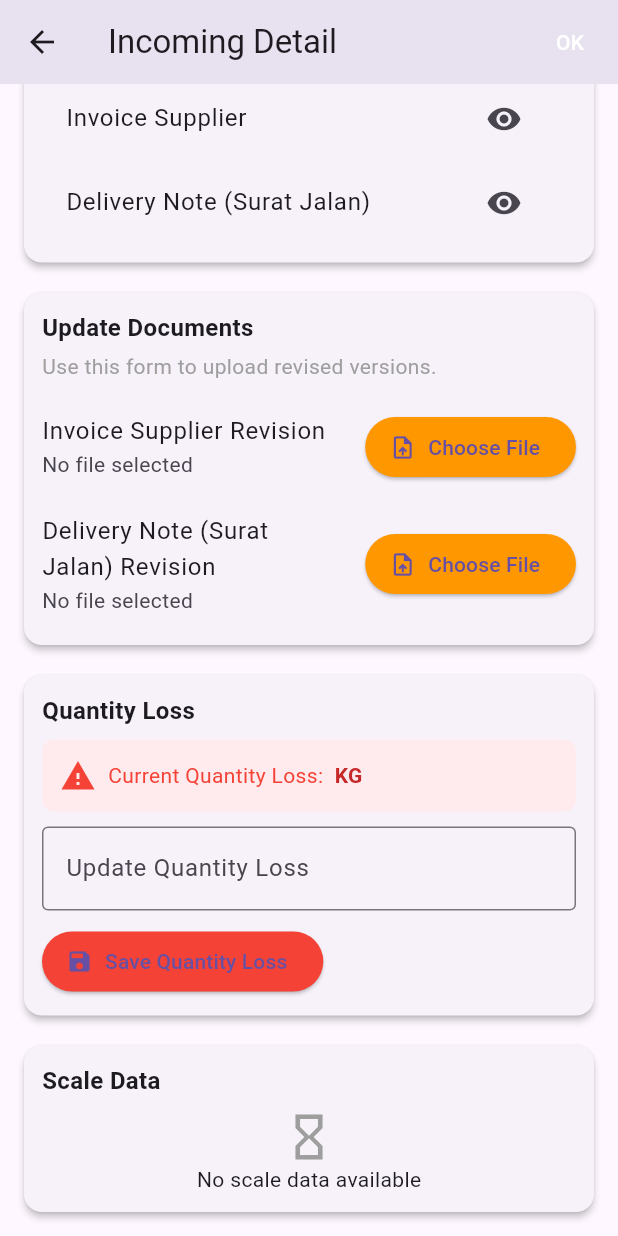
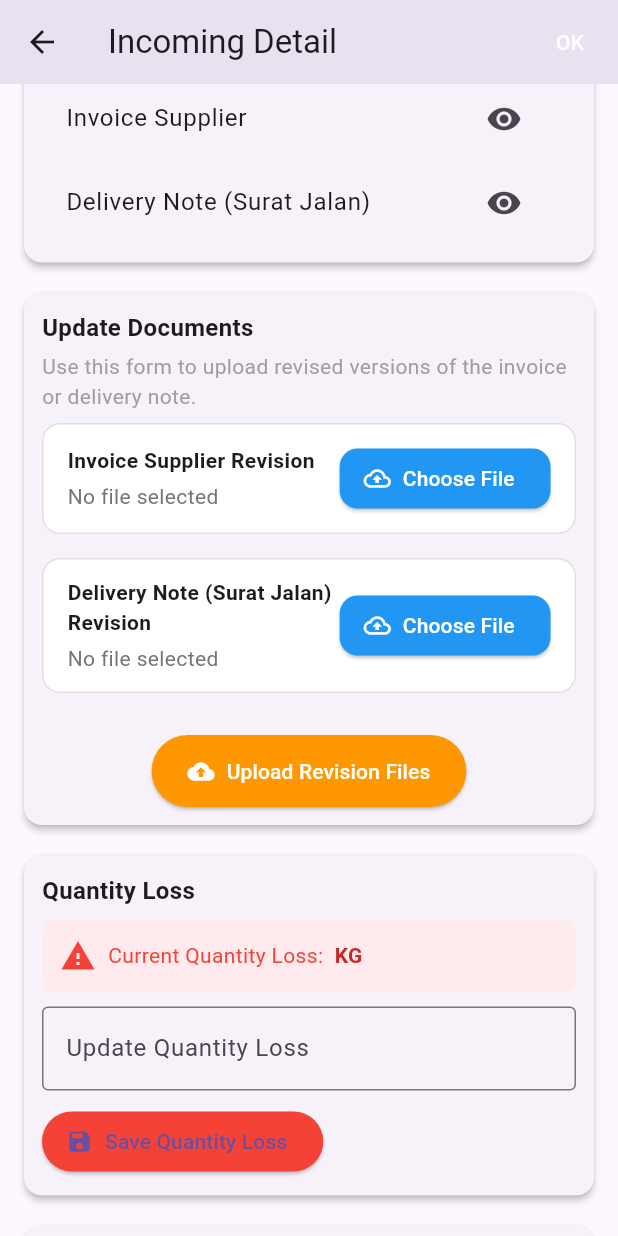
Before and after one commit to AgassiPutra/rm_inventory_new, a Flutter app: the IncomingDetailPage screen opened directly with empty values, scrolled down 547 dp, on a phone screen of 412 x 824 dp. Run offline on Flutter 3.47's test engine with Material 3 defaults, Android fonts, the phone set to English and light mode, and no system bars; our stand-ins replace csv, fl_chart, flutter_blue_plus, image_picker, permission_handler, shared_preferences; missing offline and left inert: dart:html, dart:js_util, flutter_web_bluetooth; accounts and stored records are empty; network calls fail.

Commit message:
fix revision file upload

```diff
--- a/lib/screens/incomingdetailpage.dart
+++ b/lib/screens/incomingdetailpage.dart
@@ -18,12 +18,72 @@ class _IncomingDetailPageState extends State<IncomingDetailPage> {
   final TextEditingController quantityLossController = TextEditingController();
   List<Map<String, dynamic>> scaleData = [];
   bool isLoading = true;
+  XFile? _invoiceRevision;
+  XFile? _suratJalanRevision;
 
   @override
   void initState() {
     super.initState();
     quantityLossController.text = widget.data['loss']?.toString() ?? '0';
     fetchTimbangan(widget.data['faktur']);
+  }
+
+  Future<void> uploadRevisionFiles() async {
+    final prefs = await SharedPreferences.getInstance();
+    final token = prefs.getString('auth_token') ?? '';
+    final faktur = widget.data['faktur'] ?? '';
+
+    try {
+      final uri = Uri.parse(
+        "https://trial-api-gts-rm.scm-ppa.com/gtsrm/api/incoming-rm/invoice-sj-update?Faktur=$faktur",
+      );
+      final request = http.MultipartRequest('PUT', uri);
+
+      if (_invoiceRevision != null) {
+        final bytes = await _invoiceRevision!.readAsBytes();
+        request.files.add(
+          http.MultipartFile.fromBytes(
+            'invoice_supplier_revisi',
+            bytes,
+            filename: _invoiceRevision!.name,
+          ),
+        );
+      }
+
+      if (_suratJalanRevision != null) {
+        final bytes = await _suratJalanRevision!.readAsBytes();
+        request.files.add(
+          http.MultipartFile.fromBytes(
+            'surat_jalan_revisi',
+            bytes,
+            filename: _suratJalanRevision!.name,
+          ),
+        );
+      }
+
+      request.headers['Authorization'] = 'Bearer $token';
+      request.headers['Accept'] = 'application/json';
+
+      final response = await request.send();
+      final respStr = await response.stream.bytesToString();
+      print("Response status: ${response.statusCode}");
+      print("Response body: $respStr");
+
+      if (response.statusCode == 200) {
+        ScaffoldMessenger.of(
+          context,
+        ).showSnackBar(SnackBar(content: Text("✅ Upload revisi berhasil!")));
+      } else {
+        ScaffoldMessenger.of(context).showSnackBar(
+          SnackBar(content: Text("❌ Upload gagal (${response.statusCode})")),
+        );
+      }
+    } catch (e) {
+      print("🔥 Error upload: $e");
+      ScaffoldMessenger.of(
+        context,
+      ).showSnackBar(SnackBar(content: Text("❌ Error: $e")));
+    }
   }
 
   Future<void> fetchTimbangan(String faktur) async {
@@ -47,7 +107,7 @@ class _IncomingDetailPageState extends State<IncomingDetailPage> {
 
       if (response.statusCode == 200) {
         final decoded = jsonDecode(response.body);
-        print("FULL DECODED: $decoded");
+        // print("FULL DECODED: $decoded");
 
         if (decoded is Map && decoded.containsKey('data')) {
           final data = decoded['data'];
@@ -132,21 +192,62 @@ class _IncomingDetailPageState extends State<IncomingDetailPage> {
                   'Invoice Supplier',
                   imagePath: widget.data['invoce_supplier'],
                 ),
+                if (widget.data['invoce_supplier_revisi'] != null &&
+                    widget.data['invoce_supplier_revisi'].isNotEmpty)
+                  _buildDocumentRow(
+                    context,
+                    'Invoice Supplier Revision',
+                    imagePath: widget.data['invoce_supplier_revisi'],
+                  ),
                 _buildDocumentRow(
                   context,
                   'Delivery Note (Surat Jalan)',
                   imagePath: widget.data['surat_jalan'],
                 ),
+                if (widget.data['surat_jalan_revisi'] != null &&
+                    widget.data['surat_jalan_revisi'].isNotEmpty)
+                  _buildDocumentRow(
+                    context,
+                    'Delivery Note Revision',
+                    imagePath: widget.data['surat_jalan_revisi'],
+                  ),
               ],
             ),
 
             SizedBox(height: 12),
             _buildSection(
               title: 'Update Documents',
-              subtitle: 'Use this form to upload revised versions.',
+              subtitle:
+                  'Use this form to upload revised versions of the invoice or delivery note.',
               children: [
-                UploadRow(label: 'Invoice Supplier Revision'),
-                UploadRow(label: 'Delivery Note (Surat Jalan) Revision'),
+                UploadRow(
+                  label: 'Invoice Supplier Revision',
+                  onFilePicked: (file) => _invoiceRevision = file,
+                ),
+                UploadRow(
+                  label: 'Delivery Note (Surat Jalan) Revision',
+                  onFilePicked: (file) => _suratJalanRevision = file,
+                ),
+
+                SizedBox(height: 12),
+                Center(
+                  child: ElevatedButton.icon(
+                    onPressed: uploadRevisionFiles,
+                    icon: Icon(Icons.cloud_upload),
+                    label: Text("Upload Revision Files"),
+                    style: ElevatedButton.styleFrom(
+                      backgroundColor: Colors.orange,
+                      foregroundColor: Colors.white,
+                      padding: EdgeInsets.symmetric(
+                        horizontal: 24,
+                        vertical: 14,
+                      ),
+                      shape: RoundedRectangleBorder(
+                        borderRadius: BorderRadius.circular(30),
+                      ),
+                    ),
+                  ),
+                ),
               ],
             ),
 
@@ -446,8 +547,10 @@ class _IncomingDetailPageState extends State<IncomingDetailPage> {
 
 class UploadRow extends StatefulWidget {
   final String label;
+  final Function(XFile?) onFilePicked;
 
-  const UploadRow({required this.label});
+  const UploadRow({required this.label, required this.onFilePicked, Key? key})
+    : super(key: key);
 
   @override
   _UploadRowState createState() => _UploadRowState();
@@ -458,12 +561,10 @@ class _UploadRowState extends State<UploadRow> {
   final ImagePicker _picker = ImagePicker();
 
   Future<void> _pickFile() async {
-    final XFile? image = await _picker.pickImage(source: ImageSource.camera);
-
+    final XFile? image = await _picker.pickImage(source: ImageSource.gallery);
     if (image != null) {
-      setState(() {
-        _pickedFile = image;
-      });
+      setState(() => _pickedFile = image);
+      widget.onFilePicked(image);
       ScaffoldMessenger.of(
         context,
       ).showSnackBar(SnackBar(content: Text('Selected file: ${image.name}')));
@@ -472,17 +573,47 @@ class _UploadRowState extends State<UploadRow> {
 
   @override
   Widget build(BuildContext context) {
-    return ListTile(
-      contentPadding: EdgeInsets.zero,
-      title: Text(widget.label),
-      subtitle: _pickedFile != null
-          ? Text('Selected: ${_pickedFile!.name}')
-          : Text('No file selected'),
-      trailing: ElevatedButton.icon(
-        onPressed: _pickFile,
-        icon: Icon(Icons.upload_file),
-        label: Text('Choose File'),
-        style: ElevatedButton.styleFrom(backgroundColor: Colors.orange),
+    return Container(
+      padding: EdgeInsets.symmetric(horizontal: 16, vertical: 12),
+      margin: EdgeInsets.only(bottom: 16),
+      decoration: BoxDecoration(
+        border: Border.all(color: Colors.grey.shade300),
+        borderRadius: BorderRadius.circular(12),
+        color: Colors.white,
+      ),
+      child: Row(
+        mainAxisAlignment: MainAxisAlignment.spaceBetween,
+        children: [
+          Expanded(
+            child: Column(
+              crossAxisAlignment: CrossAxisAlignment.start,
+              children: [
+                Text(
+                  widget.label,
+                  style: TextStyle(fontWeight: FontWeight.bold),
+                ),
+                SizedBox(height: 4),
+                Text(
+                  _pickedFile?.name ?? 'No file selected',
+                  style: TextStyle(color: Colors.grey[600]),
+                  overflow: TextOverflow.ellipsis,
+                ),
+              ],
+            ),
+          ),
+          ElevatedButton.icon(
+            onPressed: _pickFile,
+            icon: Icon(Icons.cloud_upload_outlined),
+            label: Text('Choose File'),
+            style: ElevatedButton.styleFrom(
+              backgroundColor: Colors.blue,
+              foregroundColor: Colors.white,
+              shape: RoundedRectangleBorder(
+                borderRadius: BorderRadius.circular(12),
+              ),
+            ),
+          ),
+        ],
       ),
     );
   }
--- a/lib/screens/menu_2.dart
+++ b/lib/screens/menu_2.dart
@@ -91,10 +91,10 @@ class _Menu2PageState extends State<Menu2Page> {
         headers: {'Authorization': 'Bearer $token'},
       );
 
-      print('Status: ${response.statusCode}');
+      // print('Status: ${response.statusCode}');
       if (response.statusCode == 200) {
         final jsonData = jsonDecode(response.body);
-        print('FULL RESPONSE: $jsonData');
+        // print('FULL RESPONSE: $jsonData');
 
         final List<dynamic> items = jsonData['data'];
 
```
